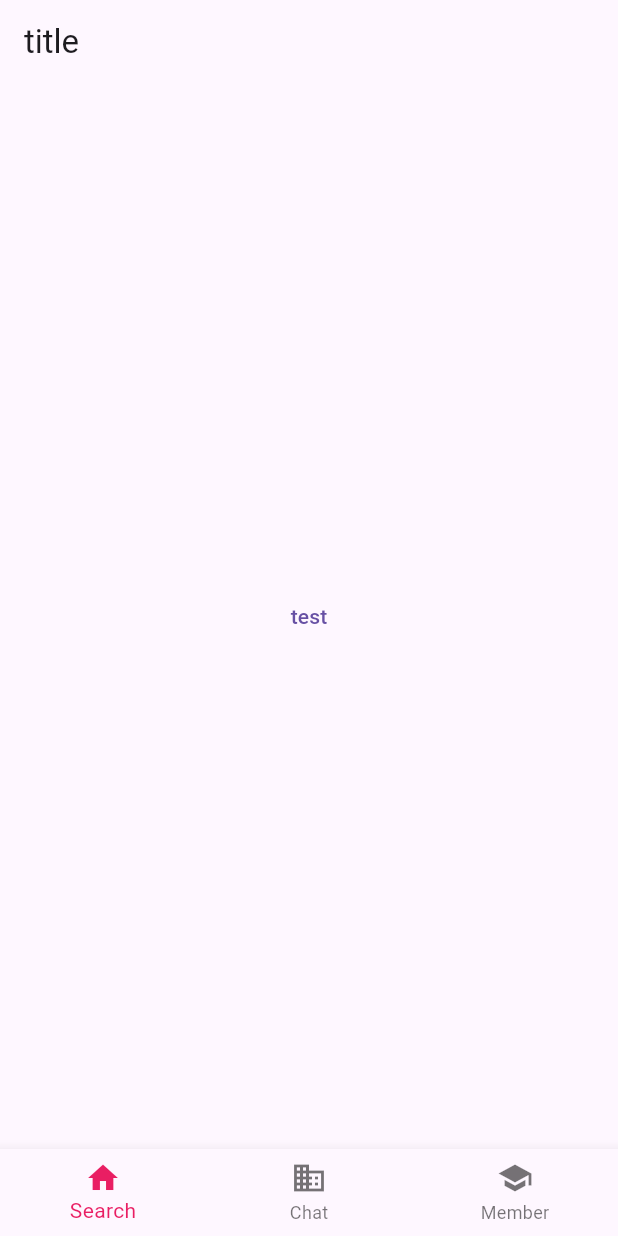
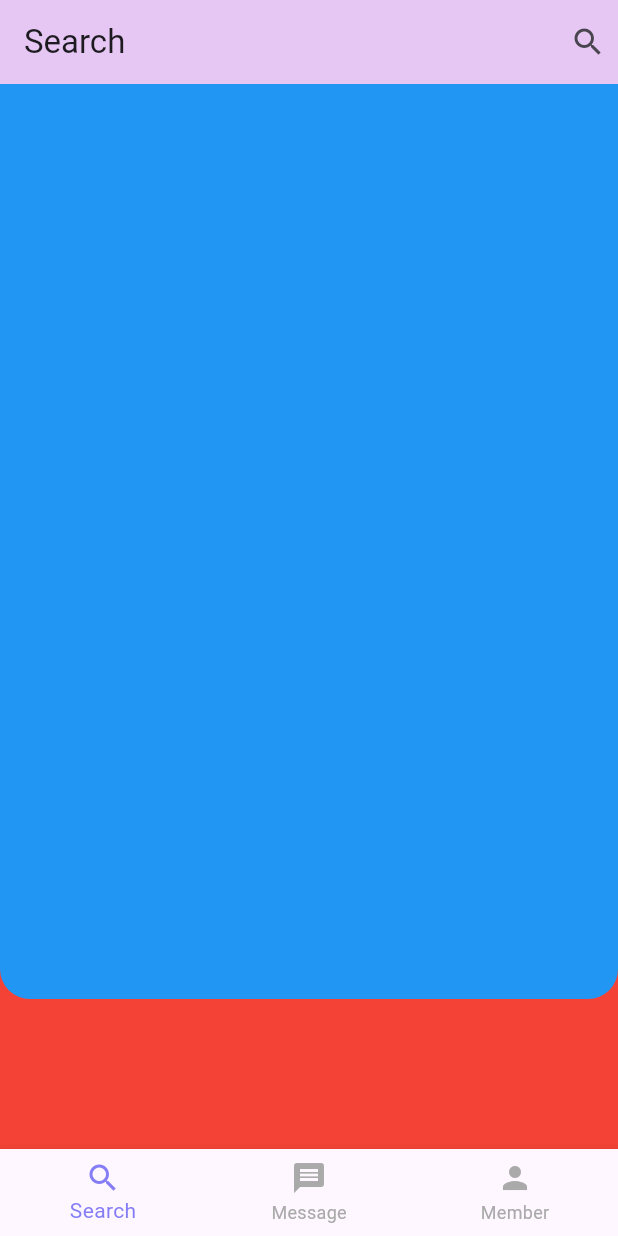
Before and after one commit to jack34142/comfy_dating, a Flutter app: the screen it shows after launch, on a phone screen of 412 x 824 dp. Run offline on Flutter 3.47's test engine with Material 3 defaults, Android fonts, the phone set to English and light mode, and no system bars; our stand-ins replace get.

```diff
--- a/lib/l10n/en.dart
+++ b/lib/l10n/en.dart
@@ -1,5 +1,9 @@
 class En {
   Map<String, String> get messages => {
     "appname": "Comfy Dating",
+    "search": "Search",
+    "message": "Message",
+    "member": "Member",
+    "close": "Close"
   };
 }
--- a/lib/l10n/zh-CN.dart
+++ b/lib/l10n/zh-CN.dart
@@ -1,5 +1,9 @@
 class ZhCN {
   Map<String, String> get messages => {
     "appname": "爽约",
+    "search": "搜索",
+    "message": "消息",
+    "member": "会员",
+    "close": "关闭"
   };
 }
--- a/lib/l10n/zh-TW.dart
+++ b/lib/l10n/zh-TW.dart
@@ -1,5 +1,9 @@
 class ZhTW {
   Map<String, String> get messages => {
     "appname": "爽約",
+    "search": "搜尋",
+    "message": "訊息",
+    "member": "會員",
+    "close": "關閉"
   };
 }
--- a/lib/ui/controllers/HomeController.dart
+++ b/lib/ui/controllers/HomeController.dart
@@ -1,5 +1,6 @@
 import 'package:comfy_dating/base/BaseController.dart';
 import 'package:comfy_dating/ui/models/HomeModel.dart';
+import 'package:comfy_dating/ui/templates/dialogs/MsgDialog.dart';
 import 'package:comfy_dating/ui/views/MemberPage.dart';
 import 'package:comfy_dating/ui/views/MessagePage.dart';
 import 'package:comfy_dating/ui/views/SearchingPage.dart';
@@ -11,6 +12,8 @@ class HomeController extends BaseController<HomeModel> {
 
   var selectedIndex = 0.obs;
   var canPop = false.obs;
+
+  List<String> titles = ["search".tr, "message".tr, "member".tr];
 
   @override
   HomeModel initModel() => HomeModel();
@@ -42,6 +45,13 @@ class HomeController extends BaseController<HomeModel> {
     }
   }
 
+  void showMsg(String msg){
+    Get.dialog(
+      MsgDialog(msg),
+    );
+  }
+
+  // ------------------------------
   void _updateCanPop(){
     NavigatorState? state = Get.global(selectedIndex.value).currentState;
     if( state == null || !state.canPop() ){
--- a/lib/ui/controllers/SearchingController.dart
+++ b/lib/ui/controllers/SearchingController.dart
@@ -1,7 +1,12 @@
 import 'package:comfy_dating/base/BaseController.dart';
 import 'package:comfy_dating/ui/models/SearchingModel.dart';
+import 'package:get/get.dart';
 
 class SearchingController extends BaseController<SearchingModel> {
+  static SearchingController get to => Get.find();
+
+  var isSearching = false.obs;
+
   @override
   SearchingModel initModel() => SearchingModel();
 }
--- a/lib/ui/views/HomePage.dart
+++ b/lib/ui/views/HomePage.dart
@@ -19,10 +19,18 @@ class HomePage extends GetView<HomeController>{
         },
         child: Scaffold(
           appBar: AppBar(
-              leading: controller.canPop.value ? BackButton(
-                onPressed: controller.onBackPress,
-              ) : null,
-              title: const Text("title")
+            title: Text(controller.titles[controller.selectedIndex.value]),
+            leading: controller.canPop.value ? BackButton(
+              onPressed: controller.onBackPress,
+            ) : null,
+            actions: [
+              IconButton(
+                icon: Icon(Icons.search),
+                onPressed: (){
+                  controller.showMsg("test");
+                }
+              )
+            ],
           ),
           body: IndexedStack(
             index: controller.selectedIndex.value,
@@ -45,21 +53,20 @@ class HomePage extends GetView<HomeController>{
             ],
           ),
           bottomNavigationBar: BottomNavigationBar(  // https://gist.github.com/eduardoflorence/11c0a4db3cba9d50ba72a0c6c262df40
-            items: const [
+            items: [
               BottomNavigationBarItem(
-                icon: Icon(Icons.home),
-                label: 'Search',
+                icon: Icon(Icons.search),
+                label: controller.titles[0],
               ),
               BottomNavigationBarItem(
-                icon: Icon(Icons.business),
-                label: 'Chat',
+                icon: Icon(Icons.message),
+                label: controller.titles[1],
               ),
               BottomNavigationBarItem(
-                icon: Icon(Icons.school),
-                label: 'Member',
+                icon: Icon(Icons.person),
+                label: controller.titles[2],
               ),
             ],
-            selectedItemColor: Colors.pink,
             currentIndex: controller.selectedIndex.value,
             onTap: (index) => controller.selectedIndex.value = index,
           ),
--- a/lib/ui/views/SearchingPage.dart
+++ b/lib/ui/views/SearchingPage.dart
@@ -1,4 +1,3 @@
-import 'package:comfy_dating/ui/controllers/HomeController.dart';
 import 'package:comfy_dating/ui/controllers/SearchingController.dart';
 import 'package:flutter/material.dart';
 import 'package:get/get.dart';
@@ -13,8 +12,19 @@ class SearchingBinding implements Bindings {
 class SearchingPage extends GetView<SearchingController>{
   @override
   Widget build(context) {
-    return TextButton(onPressed: (){
-      HomeController.to.go("/home/search");
-    }, child: Text("test"));
+    return Stack(
+      children: [
+        Container(
+          color: Colors.red,
+        ),
+        Container(
+          margin: EdgeInsets.only(bottom: 100),
+          decoration: BoxDecoration(
+            color: Colors.blue,
+            borderRadius: BorderRadius.vertical(bottom: Radius.circular(20))
+          ),
+        ),
+      ],
+    );
   }
 }
```
Also changed, not shown: lib/config/MyColors.dart (added, +7 -0 lines), lib/main.dart (+26 -1 lines), lib/ui/templates/dialogs/MsgDialog.dart (added, +53 -0 lines).
